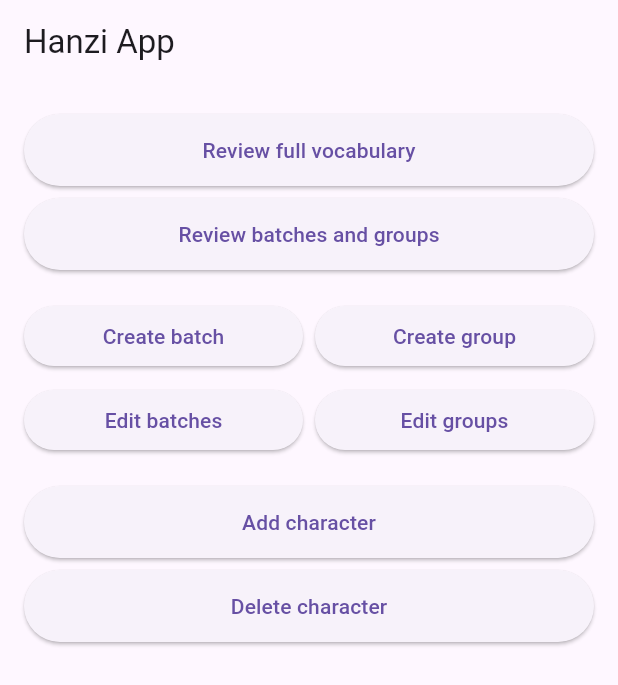
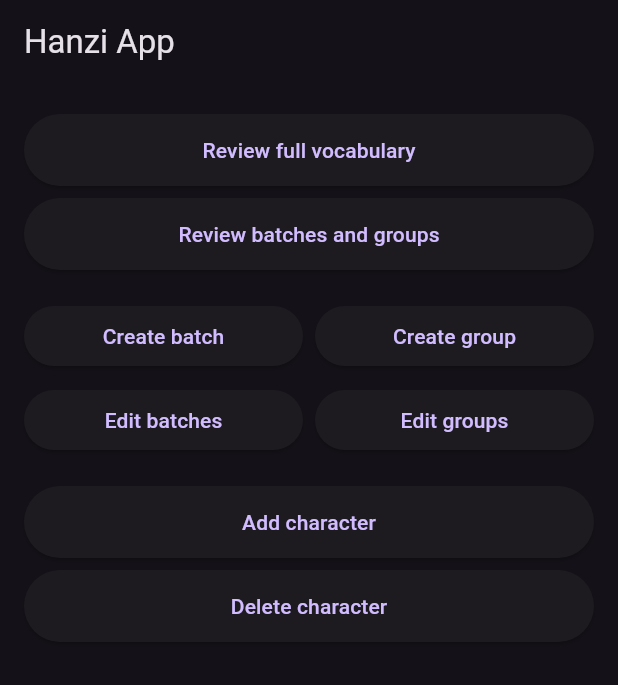
Before and after one commit to EnriqueMoran/hanziapp, a Flutter app: the screen it shows after launch, on a phone screen of 412 x 824 dp. Shown: the top 685 px of the screen. Run offline on Flutter 3.47's test engine with Material 3 defaults, Android fonts, the phone set to English and light mode, and no system bars.

Commit message:
Enable dark theme

```diff
--- a/lib/app.dart
+++ b/lib/app.dart
@@ -8,7 +8,8 @@ class HanziApp extends StatelessWidget {
   Widget build(BuildContext context) {
     return MaterialApp(
       title: 'Hanzi App',
-      theme: ThemeData(primarySwatch: Colors.blue),
+      theme: ThemeData.dark(),
+      themeMode: ThemeMode.dark,
       home: const HomeScreen(),
     );
   }
--- a/lib/screens/character_review_screen.dart
+++ b/lib/screens/character_review_screen.dart
@@ -171,8 +171,8 @@ class _CharacterReviewScreenState extends State<CharacterReviewScreen> {
               width: constraints.maxWidth,
               height: constraints.maxHeight,
               decoration: BoxDecoration(
-                color: Colors.grey[100],
-                border: Border.all(color: Colors.black26),
+                color: Colors.grey[800],
+                border: Border.all(color: Colors.white24),
                 borderRadius: BorderRadius.circular(12),
               ),
               child: CustomPaint(
@@ -314,7 +314,7 @@ class _DrawingPainter extends CustomPainter {
   @override
   void paint(Canvas canvas, Size size) {
     final paint = Paint()
-      ..color = Colors.black87
+      ..color = Colors.white
       ..strokeWidth = 4
       ..strokeCap = StrokeCap.round;
 
```
